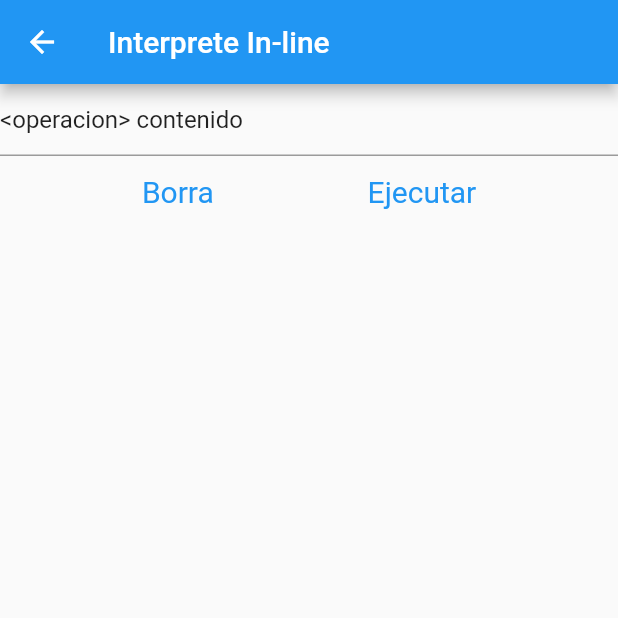
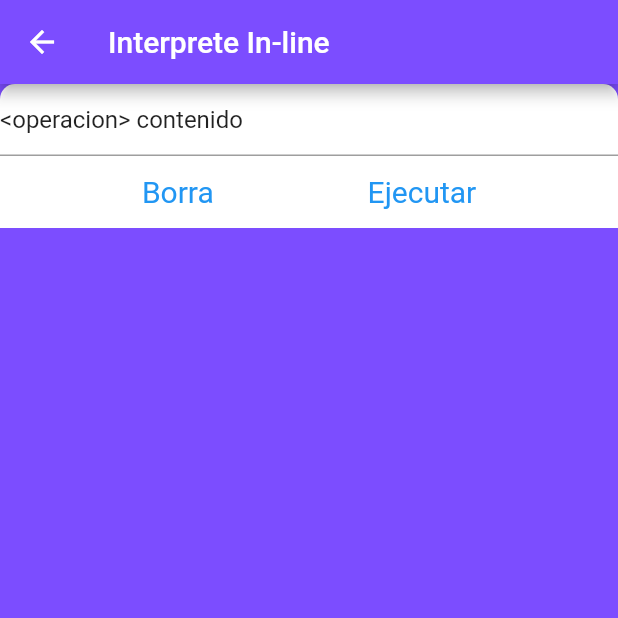
Before and after one commit to Ger-dot-m/didactic-broccoli, a Flutter app: the screen it shows after launch, after a tap on "Interprete", on a phone screen of 412 x 824 dp, the top half of it. Run offline on Flutter 3.47's test engine with Material 2 defaults, Android fonts, the light colour scheme and no system bars; our stand-ins replace math_expressions; missing offline and left inert: flutter_tex.

Commit message:
Add files via upload

```diff
--- a/proyecto_de_prueba/lib/MyApp.dart
+++ b/proyecto_de_prueba/lib/MyApp.dart
@@ -28,13 +28,7 @@
   @override
   Widget build(BuildContext context) {
     return Scaffold(
-      appBar: AppBar(
-          title: const Text(
-            'Nombre de la App',
-            textAlign: TextAlign.center,
-            style: TextStyle(fontSize: 25),
-          ),
-          backgroundColor: Colors.cyan[900]),
+      backgroundColor: Colors.deepPurpleAccent,
       body: _paginas[_pagina_actual],
       bottomNavigationBar: BottomNavigationBar(
         onTap: (index) {
@@ -63,25 +57,31 @@
 class _Pagina_01State extends State<Pagina_01> {
   @override
   Widget build(BuildContext context) {
-    return Column(
+    return Container(
+      decoration: BoxDecoration(
+        borderRadius: BorderRadius.vertical(top: Radius.circular(20)) ,
+        color: Colors.white
+      ),
+      margin: EdgeInsets.symmetric(horizontal: 20.0),
+        child: Column(
           mainAxisAlignment: MainAxisAlignment.spaceEvenly,
           children: [
             Center(
               child: TextButton(
                 style: TextButton.styleFrom(
-              primary: Colors.white70,
+                  primary: Colors.white,
                   textStyle: const TextStyle(fontSize: 30),
-              backgroundColor: Colors.blueGrey,
+                  backgroundColor: Colors.deepPurpleAccent,
                   padding: const EdgeInsets.all(20),
+                  shape: RoundedRectangleBorder(borderRadius: BorderRadius.circular(20))
                   //minimumSize: Size(width, height),
-              //alignment: Alignment(0, -1),
+                  // alignment: Alignment(0, -1),
             ),
                 child: const Text(' Notas guardadas '),
                 onPressed: () {
                   Navigator.push(
                     context,
                     MaterialPageRoute(builder: (context) {
-
                       return filesScreen();
                     }),
                   );},
@@ -90,10 +90,12 @@
             Center(
               child: TextButton(
                 style: TextButton.styleFrom(
-              primary: Colors.white70,
+                  primary: Colors.white,
                   textStyle: const TextStyle(fontSize: 30),
-              backgroundColor: Colors.green[800],
+                  backgroundColor: Colors.green,
                   padding: const EdgeInsets.all(20),
+                    shape: RoundedRectangleBorder(borderRadius: BorderRadius.circular(20))
+
                   //minimumSize: Size(width, height),
               //alignment: Alignment(0, -1),
             ),
@@ -102,7 +104,6 @@
                   Navigator.push(
                     context,
                     MaterialPageRoute(builder: (context) {
-
                       return Interprete();
                     }),
                   );
@@ -110,6 +111,7 @@
               ),
             ),
           ],
+        ),
     );
   }
 }
--- a/proyecto_de_prueba/lib/Soluciones.dart
+++ b/proyecto_de_prueba/lib/Soluciones.dart
@@ -1,8 +1,6 @@
 import 'package:math_expressions/math_expressions.dart';
 
 class Soluciones {
-  List stackTipes = [];
-  List stackData = [];
   Variable x = Variable('x');
   Parser p = Parser();
   ContextModel cm1 = ContextModel();
@@ -45,8 +43,4 @@
     }
     return xn;
   }
-  void addPila(String tipo, String entrada){
-    stackTipes.add(tipo);
-    stackData.add(entrada);
-  }
 }
--- a/proyecto_de_prueba/lib/filesScreen.dart
+++ b/proyecto_de_prueba/lib/filesScreen.dart
@@ -1,5 +1,4 @@
 import 'package:flutter/material.dart';
-import 'package:flutter/services.dart';
 import 'MenuText.dart';
 
 class filesScreen extends StatefulWidget {
@@ -17,13 +16,14 @@
   @override
   Widget build(BuildContext context) {
     return new Scaffold(
+      backgroundColor: Colors.deepPurpleAccent,
         body: new ListView(
           children: <Widget>[
             ListTile(
               title: Text('Nuevo'),
               subtitle: Text('Crear nuevo proyecto.'),
               leading: Icon(Icons.add),
-              onTap: _addFile,
+              onTap: _addFile
             ),
             ListView.builder(
                 scrollDirection: Axis.vertical,
@@ -41,12 +41,10 @@
   ListTile fileTile(int num){
     return ListTile(
       title: Text(titulo),
-
       onTap: (){
         Navigator.push(
           context,
           MaterialPageRoute(builder: (context) {
-
             return MenuText(titulo, "");
           }),
         );
```
Also changed, not shown: proyecto_de_prueba/lib/Interprete.dart (+58 -3 lines). Lines whose indentation alone changed are shown as unchanged.
